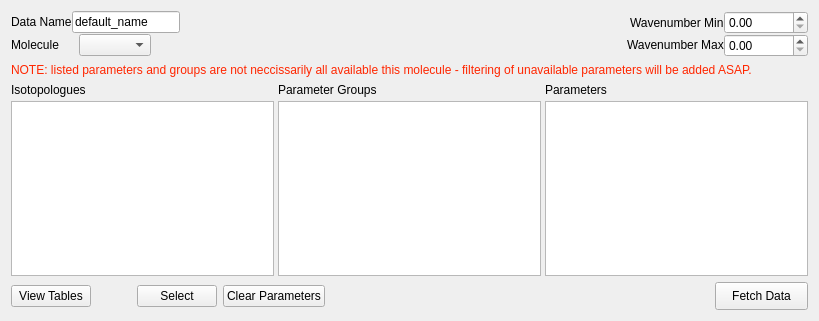
Qt form layouts/fetch_widget.ui (hapiest-team/hapiest) before a commit.
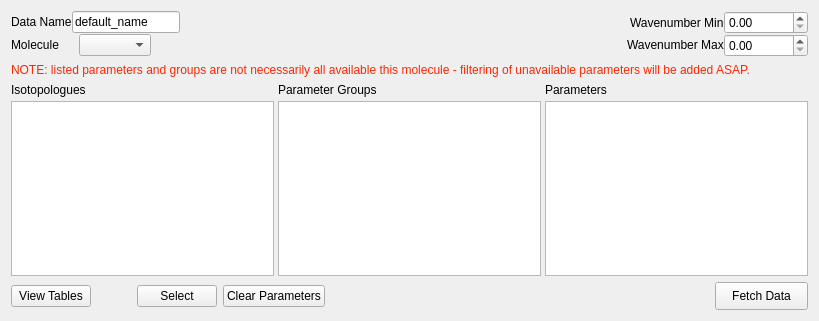
The same form after that commit.

Commit message: More mac binary stuff

Diff of the .ui file:
```diff
--- a/layouts/fetch_widget.ui
+++ b/layouts/fetch_widget.ui
@@ -278,7 +278,7 @@
    <item>
     <widget class="QLabel" name="label">
      <property name="text">
-      <string>&lt;html&gt;&lt;head/&gt;&lt;body&gt;&lt;p&gt;&lt;span style=&quot; color:#ff2600;&quot;&gt;NOTE: listed parameters and groups are not neccissarily all available this molecule - filtering of unavailable parameters will be added ASAP.&lt;/span&gt;&lt;/p&gt;&lt;/body&gt;&lt;/html&gt;</string>
+      <string>&lt;html&gt;&lt;head/&gt;&lt;body&gt;&lt;p&gt;&lt;span style=&quot; color:#ff2600;&quot;&gt;NOTE: listed parameters and groups are not necessarily all available this molecule - filtering of unavailable parameters will be added ASAP.&lt;/span&gt;&lt;/p&gt;&lt;/body&gt;&lt;/html&gt;</string>
      </property>
      <property name="wordWrap">
       <bool>true</bool>
```
The commit also changes 2 other files.
